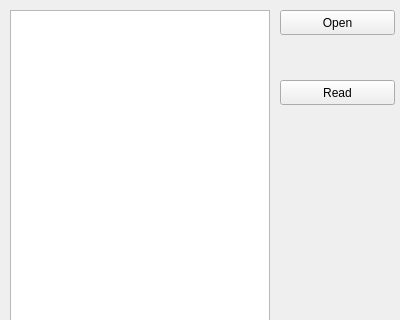
Old version of the form mainwindow.ui in the repository xXCrusaderXx/Graph-XML-Reader; both pictures show x 0 to 400 and y 0 to 320 of the 400 by 500 pixel window.
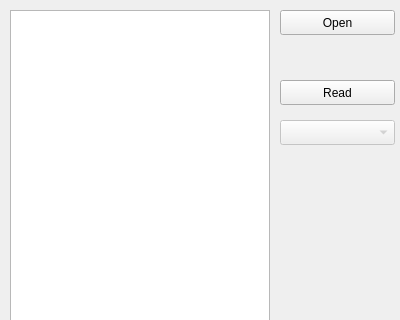
New version of the form.

Commit message: added combobox_vertexes

```diff
--- a/mainwindow.ui
+++ b/mainwindow.ui
@@ -99,6 +99,19 @@
      <string/>
     </property>
    </widget>
+   <widget class="QComboBox" name="comboBox_vertexes">
+    <property name="enabled">
+     <bool>false</bool>
+    </property>
+    <property name="geometry">
+     <rect>
+      <x>280</x>
+      <y>120</y>
+      <width>115</width>
+      <height>25</height>
+     </rect>
+    </property>
+   </widget>
   </widget>
   <widget class="QStatusBar" name="statusBar">
    <property name="minimumSize">
```
The commit also changes 2 other files.
